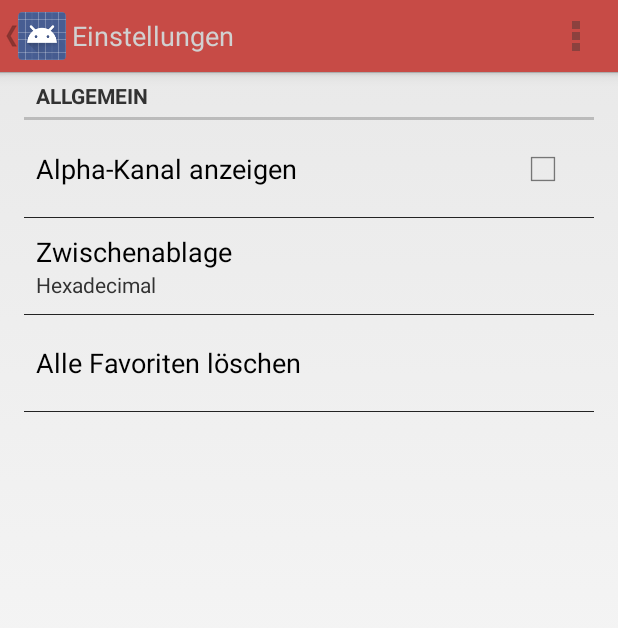
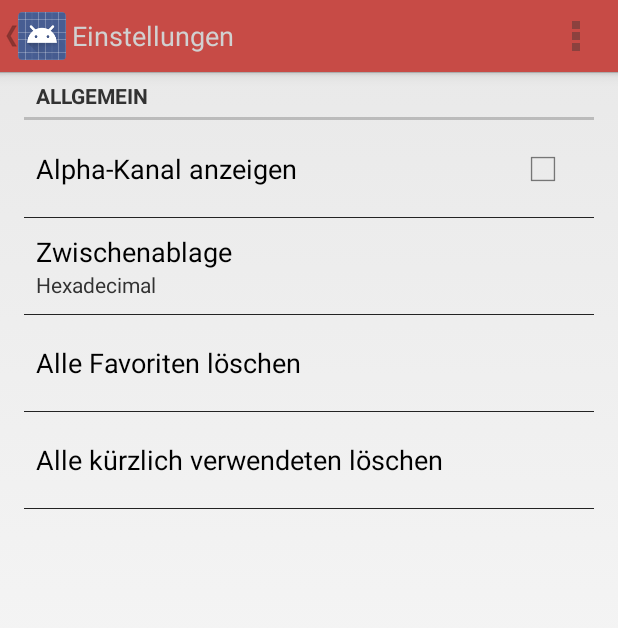
Before and after one commit to OliGonCreations/ColorHex, an Android app: the SettingsActivity screen opened directly, with no data from a screen before it, on a phone screen of 412 x 824 dp. Shown: the top 628 px of the screen. Run offline under Robolectric (Android 15) with nearby library versions, the phone set to English and light mode, and no system bars.

```diff
--- a/ColorHex/src/main/java/com/jonas/colorhex/DatabaseHandler.java
+++ b/ColorHex/src/main/java/com/jonas/colorhex/DatabaseHandler.java
@@ -129,4 +129,10 @@ public class DatabaseHandler extends SQLiteOpenHelper {
         db.delete(NAME_FAVORITE, null, null);
         db.close();
     }
+
+    public void deleteRecents() {
+        SQLiteDatabase db = this.getWritableDatabase();
+        db.delete(NAME_RECENT, null, null);
+        db.close();
+    }
 }
--- a/ColorHex/src/main/java/com/jonas/colorhex/SettingsActivity.java
+++ b/ColorHex/src/main/java/com/jonas/colorhex/SettingsActivity.java
@@ -16,7 +16,8 @@ import android.view.MenuItem;
 public class SettingsActivity extends PreferenceActivity {
 
     public final static String pref_clipboard = "pref_clipboard";
-    public final static String pref_delete_db = "pref_delete_db";
+    public final static String pref_delete_db_fav = "pref_delete_db_fav";
+    public final static String pref_delete_db_rec = "pref_delete_db_rec";
 
     @Override
     protected void onCreate(Bundle savedInstanceState) {
@@ -64,8 +65,10 @@ public class SettingsActivity extends PreferenceActivity {
 
         @Override
         public boolean onPreferenceTreeClick(PreferenceScreen preferenceScreen, Preference preference) {
-            if(preference.getKey().equals(pref_delete_db)) {
+            if (preference.getKey().equals(pref_delete_db_fav)) {
                 new DatabaseHandler(getActivity()).deleteFavorites();
+            } else if (preference.getKey().equals(pref_delete_db_rec)) {
+                new DatabaseHandler(getActivity()).deleteRecents();
             }
             return super.onPreferenceTreeClick(preferenceScreen, preference);
         }
--- /dev/null
+++ b/ColorHex/src/main/res/drawable/background_button.xml
@@ -0,0 +1,6 @@
+<?xml version="1.0" encoding="utf-8"?>
+<selector xmlns:android="http://schemas.android.com/apk/res/android" android:exitFadeDuration="@android:integer/config_shortAnimTime">
+    <item android:state_pressed="true" android:drawable="@color/ab_red"/>
+    <item android:state_focused="true" android:drawable="@color/ab_grey"/>
+    <item android:drawable="@android:color/transparent"/>
+</selector>
--- a/ColorHex/src/main/res/layout/list_header.xml
+++ b/ColorHex/src/main/res/layout/list_header.xml
@@ -10,7 +10,7 @@
             android:layout_marginTop="8dp"
             android:layout_marginBottom="8dp"
             android:layout_marginLeft="16dp"
-            android:textColor="@color/ab_grey"
+            android:textColor="@color/ab_red"
             android:textSize="16sp"
             android:textStyle="bold"/>
 
--- a/ColorHex/src/main/res/layout/list_item.xml
+++ b/ColorHex/src/main/res/layout/list_item.xml
@@ -14,7 +14,6 @@
     <TextView
             android:layout_width="wrap_content"
             android:layout_height="wrap_content"
-            android:text="New Text"
             android:id="@+id/tvItem"
             android:layout_centerVertical="true"
             android:layout_toRightOf="@+id/item_color"
--- a/ColorHex/src/main/res/values/strings.xml
+++ b/ColorHex/src/main/res/values/strings.xml
@@ -25,7 +25,10 @@
     <string name="pref_cat_main">Allgemein</string>
     <string name="pref_title_alpha">Alpha-Kanal anzeigen</string>
     <string name="pref_title_clipboard">Zwischenablage</string>
-    <string name="pref_title_delete_db">Alle Favoriten löschen</string>
+    <string name="pref_title_delete_db_fav">Alle Favoriten löschen</string>
+    <string name="pref_title_delete_db_rec">Alle kürzlich verwendeten löschen</string>
     <string name="contextual_menu">\u0020ausgewählt</string>
+    <string name="btn_filter_color">Nach Farbe sortieren</string>
+    <string name="btn_filter_date">Nach Datum sortieren</string>
 
 </resources>
--- a/ColorHex/src/main/res/xml/settings.xml
+++ b/ColorHex/src/main/res/xml/settings.xml
@@ -12,8 +12,12 @@
             android:entryValues="@array/pref_clipboard_items_values"/>
 
         <Preference
-                android:title="@string/pref_title_delete_db"
-                android:key="pref_delete_db"
-            />
+                android:title="@string/pref_title_delete_db_fav"
+                android:key="pref_delete_db_fav"
+                />
+        <Preference
+                android:title="@string/pref_title_delete_db_rec"
+                android:key="pref_delete_db_rec"
+                />
     </PreferenceCategory>
 </PreferenceScreen>
```
Also changed, not shown: ColorHex/src/main/java/com/jonas/colorhex/ActivityMain.java (+13 -29 lines), ColorHex/src/main/res/layout/fragment_favorite.xml (+30 -4 lines).
